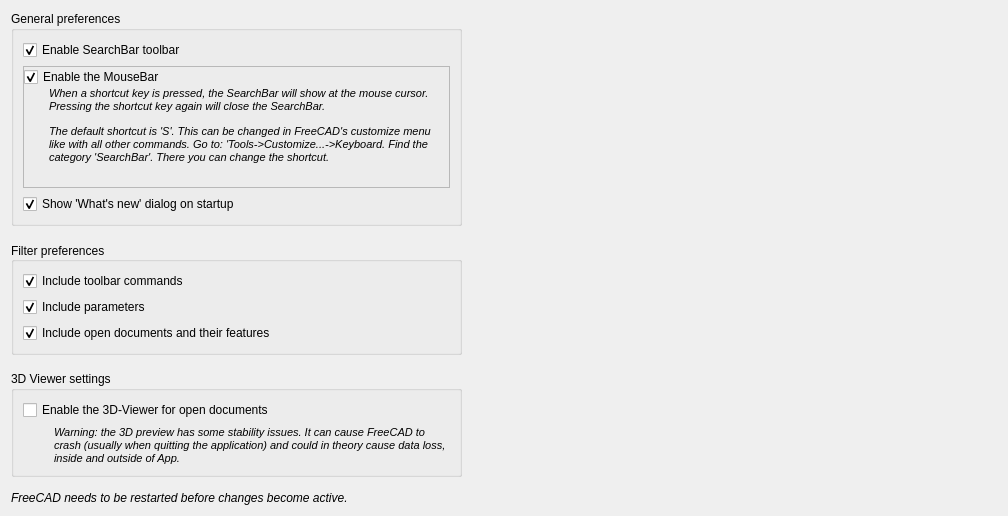
This is Resources/ui/PreferencesUI_SearchBar.ui in APEbbers/SearchBar as Qt 5 draws it before an edit. The edited form follows.
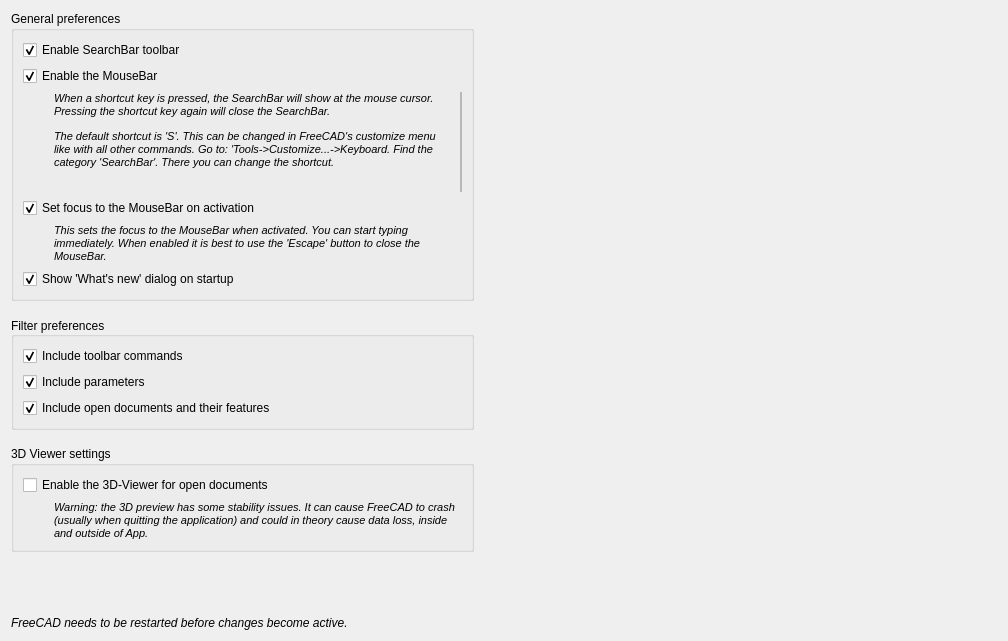
This is the edited form. Icons and pictures are not drawn. Custom widgets are drawn as their Qt base class.

Commit message: Added setting to disable autofocus

```diff
--- a/Resources/ui/PreferencesUI_SearchBar.ui
+++ b/Resources/ui/PreferencesUI_SearchBar.ui
@@ -7,7 +7,7 @@
     <x>0</x>
     <y>0</y>
     <width>1008</width>
-    <height>516</height>
+    <height>641</height>
    </rect>
   </property>
   <property name="windowTitle">
@@ -192,7 +192,23 @@
       <bool>false</bool>
      </property>
      <layout class="QGridLayout" name="gridLayout_2">
-      <item row="1" column="0">
+      <item row="0" column="0" colspan="3">
+       <widget class="Gui::PrefCheckBox" name="EnableToolbar">
+        <property name="text">
+         <string>Enable SearchBar toolbar</string>
+        </property>
+        <property name="checked">
+         <bool>true</bool>
+        </property>
+        <property name="prefEntry" stdset="0">
+         <cstring>EnableToolbars</cstring>
+        </property>
+        <property name="prefPath" stdset="0">
+         <cstring>Mod/SearchBar</cstring>
+        </property>
+       </widget>
+      </item>
+      <item row="2" column="2">
        <widget class="QFrame" name="frame">
         <property name="frameShape">
          <enum>QFrame::Shape::StyledPanel</enum>
@@ -216,23 +232,10 @@
          <property name="spacing">
           <number>0</number>
          </property>
-         <item row="0" column="0" colspan="2">
-          <widget class="Gui::PrefCheckBox" name="EnableMouseBar">
-           <property name="text">
-            <string>Enable the MouseBar</string>
-           </property>
-           <property name="checked">
-            <bool>true</bool>
-           </property>
-           <property name="prefEntry" stdset="0">
-            <cstring>EnableMouseBar</cstring>
-           </property>
-           <property name="prefPath" stdset="0">
-            <cstring>Mod/SearchBar</cstring>
-           </property>
-          </widget>
-         </item>
-         <item row="1" column="0">
+        </layout>
+       </widget>
+      </item>
+      <item row="2" column="0">
           <spacer name="horizontalSpacer">
            <property name="orientation">
             <enum>Qt::Orientation::Horizontal</enum>
@@ -248,7 +251,39 @@
            </property>
           </spacer>
          </item>
-         <item row="1" column="1">
+      <item row="6" column="0">
+       <spacer name="horizontalSpacer_4">
+        <property name="orientation">
+         <enum>Qt::Orientation::Horizontal</enum>
+        </property>
+        <property name="sizeType">
+         <enum>QSizePolicy::Policy::Fixed</enum>
+        </property>
+        <property name="sizeHint" stdset="0">
+         <size>
+          <width>20</width>
+          <height>20</height>
+         </size>
+        </property>
+       </spacer>
+      </item>
+      <item row="8" column="0" colspan="3">
+       <widget class="Gui::PrefCheckBox" name="ShowChangeLog">
+        <property name="text">
+         <string>Show 'What's new' dialog on startup</string>
+        </property>
+        <property name="checked">
+         <bool>true</bool>
+        </property>
+        <property name="prefEntry" stdset="0">
+         <cstring>ShowChangeDialog</cstring>
+        </property>
+        <property name="prefPath" stdset="0">
+         <cstring>Mod/SearchBar</cstring>
+        </property>
+       </widget>
+      </item>
+      <item row="2" column="1">
           <widget class="QLabel" name="label">
            <property name="minimumSize">
             <size>
@@ -267,13 +302,10 @@
            </property>
           </widget>
          </item>
-        </layout>
-       </widget>
-      </item>
-      <item row="2" column="0">
-       <widget class="Gui::PrefCheckBox" name="ShowChangeLog">
+      <item row="1" column="0" colspan="3">
+       <widget class="Gui::PrefCheckBox" name="EnableMouseBar">
         <property name="text">
-         <string>Show 'What's new' dialog on startup</string>
+         <string>Enable the MouseBar</string>
         </property>
         <property name="checked">
          <bool>true</bool>
@@ -286,10 +318,20 @@
         </property>
        </widget>
       </item>
-      <item row="0" column="0">
-       <widget class="Gui::PrefCheckBox" name="EnableToolbar">
+      <item row="6" column="1" colspan="2">
+       <widget class="QLabel" name="label_4">
         <property name="text">
-         <string>Enable SearchBar toolbar</string>
+         <string>&lt;html&gt;&lt;head/&gt;&lt;body&gt;&lt;p&gt;&lt;span style=&quot; font-size:8pt; font-style:italic;&quot;&gt;This sets the focus to the MouseBar when activated. You can start typing immediately. When enabled it is best to use the 'Escape' button to close the MouseBar.&lt;/span&gt;&lt;/p&gt;&lt;/body&gt;&lt;/html&gt;</string>
+        </property>
+        <property name="wordWrap">
+         <bool>true</bool>
+        </property>
+       </widget>
+      </item>
+      <item row="5" column="0" colspan="2">
+       <widget class="Gui::PrefCheckBox" name="seAutoFocusMousBar">
+        <property name="text">
+         <string>Set focus to the MouseBar on activation</string>
         </property>
         <property name="checked">
          <bool>true</bool>
```
Left out of the diff: 4 changed lines with no effect on the pictures. Lines whose indentation alone changed are shown as unchanged. The commit also changes 2 other files.
